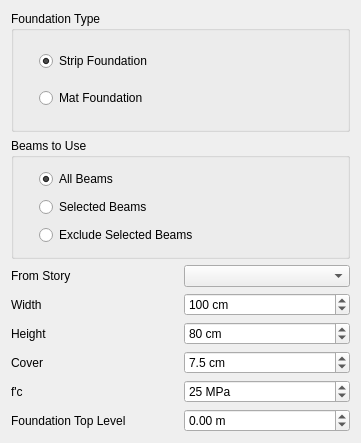
This is safe/punch/Resources/ui/etabs_panel.ui in ebrahimraeyat/OSAFE as Qt 5 draws it before an edit. The edited form follows.
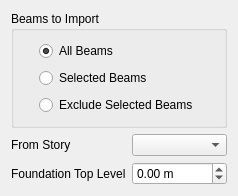
This is the edited form.

Commit message: create beam instead of rectangle salab

Patch:
```diff
--- a/safe/punch/Resources/ui/etabs_panel.ui
+++ b/safe/punch/Resources/ui/etabs_panel.ui
@@ -6,53 +6,18 @@
    <rect>
     <x>0</x>
     <y>0</y>
-    <width>361</width>
-    <height>443</height>
+    <width>238</width>
+    <height>196</height>
    </rect>
   </property>
   <property name="windowTitle">
    <string>Import Foundation Geometry</string>
   </property>
-  <layout class="QVBoxLayout" name="verticalLayout_3">
-   <item>
-    <widget class="QGroupBox" name="groupBox">
-     <property name="autoFillBackground">
-      <bool>false</bool>
-     </property>
-     <property name="title">
-      <string>Foundation Type</string>
-     </property>
-     <property name="flat">
-      <bool>true</bool>
-     </property>
-     <layout class="QVBoxLayout" name="verticalLayout_4">
-      <property name="leftMargin">
-       <number>25</number>
-      </property>
-      <item>
-       <widget class="QRadioButton" name="strip">
-        <property name="text">
-         <string>Strip Foundation</string>
-        </property>
-        <property name="checked">
-         <bool>true</bool>
-        </property>
-       </widget>
-      </item>
-      <item>
-       <widget class="QRadioButton" name="mat">
-        <property name="text">
-         <string>Mat Foundation</string>
-        </property>
-       </widget>
-      </item>
-     </layout>
-    </widget>
-   </item>
+  <layout class="QVBoxLayout" name="verticalLayout">
    <item>
     <widget class="QGroupBox" name="beams_group">
      <property name="title">
-      <string>Beams to Use</string>
+      <string>Beams to Import</string>
      </property>
      <property name="flat">
       <bool>true</bool>
@@ -93,63 +58,6 @@
    </item>
    <item>
     <layout class="QGridLayout" name="gridLayout">
-     <item row="8" column="0">
-      <widget class="QLabel" name="label_4">
-       <property name="text">
-        <string>Foundation Top Level</string>
-       </property>
-      </widget>
-     </item>
-     <item row="4" column="1">
-      <widget class="QSpinBox" name="height_spinbox">
-       <property name="suffix">
-        <string> cm</string>
-       </property>
-       <property name="maximum">
-        <number>500</number>
-       </property>
-       <property name="singleStep">
-        <number>5</number>
-       </property>
-       <property name="value">
-        <number>80</number>
-       </property>
-      </widget>
-     </item>
-     <item row="6" column="1">
-      <widget class="QSpinBox" name="fc">
-       <property name="suffix">
-        <string> MPa</string>
-       </property>
-       <property name="minimum">
-        <number>20</number>
-       </property>
-       <property name="value">
-        <number>25</number>
-       </property>
-      </widget>
-     </item>
-     <item row="6" column="0">
-      <widget class="QLabel" name="label_3">
-       <property name="text">
-        <string>f'c</string>
-       </property>
-      </widget>
-     </item>
-     <item row="5" column="0">
-      <widget class="QLabel" name="label_2">
-       <property name="text">
-        <string>Cover</string>
-       </property>
-      </widget>
-     </item>
-     <item row="4" column="0">
-      <widget class="QLabel" name="label">
-       <property name="text">
-        <string>Height</string>
-       </property>
-      </widget>
-     </item>
      <item row="0" column="0">
       <widget class="QLabel" name="story_label">
        <property name="text">
@@ -157,55 +65,17 @@
        </property>
       </widget>
      </item>
-     <item row="2" column="0">
-      <widget class="QLabel" name="width_label">
-       <property name="text">
-        <string>Width</string>
-       </property>
-      </widget>
-     </item>
-     <item row="2" column="1">
-      <widget class="QSpinBox" name="width_spinbox">
-       <property name="suffix">
-        <string> cm</string>
-       </property>
-       <property name="minimum">
-        <number>10</number>
-       </property>
-       <property name="maximum">
-        <number>1000</number>
-       </property>
-       <property name="singleStep">
-        <number>5</number>
-       </property>
-       <property name="value">
-        <number>100</number>
-       </property>
-      </widget>
-     </item>
-     <item row="5" column="1">
-      <widget class="QDoubleSpinBox" name="cover">
-       <property name="suffix">
-        <string> cm</string>
-       </property>
-       <property name="decimals">
-        <number>1</number>
-       </property>
-       <property name="minimum">
-        <double>1.000000000000000</double>
-       </property>
-       <property name="maximum">
-        <double>15.000000000000000</double>
-       </property>
-       <property name="value">
-        <double>7.500000000000000</double>
-       </property>
-      </widget>
-     </item>
      <item row="0" column="1">
       <widget class="QComboBox" name="story"/>
      </item>
-     <item row="8" column="1">
+     <item row="1" column="0">
+      <widget class="QLabel" name="label_4">
+       <property name="text">
+        <string>Foundation Top Level</string>
+       </property>
+      </widget>
+     </item>
+     <item row="1" column="1">
       <widget class="QDoubleSpinBox" name="foundation_level">
        <property name="suffix">
         <string> m</string>
```
The commit also changes 4 other files.
